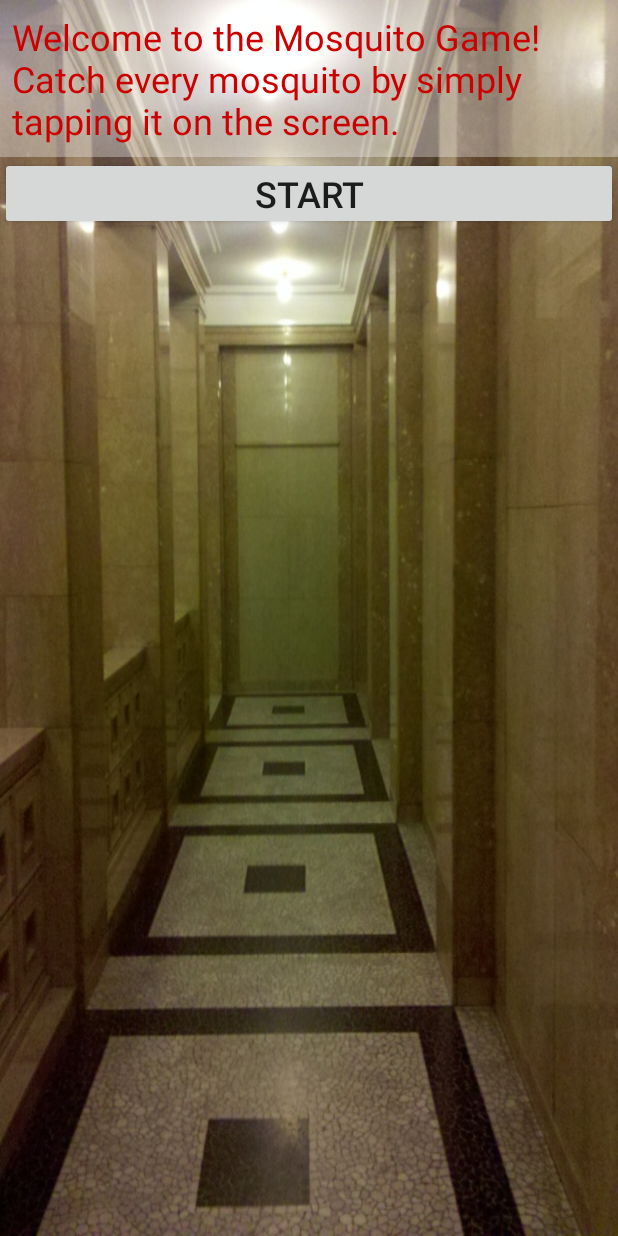
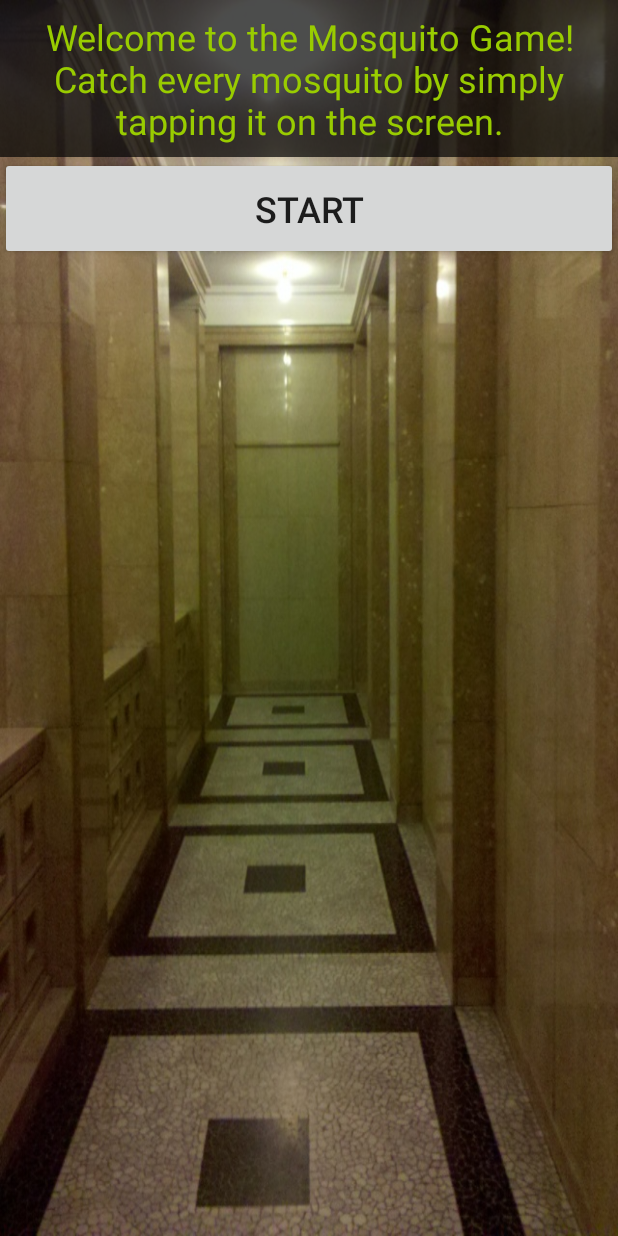
Before and after one commit to greenorca/M335_MossiGame, an Android app: the layout activity_main.xml on its own in the app's theme, with its tools: preview values and no code run, on a phone screen of 412 x 824 dp. Run offline under Robolectric (Android 15) with nearby library versions, the phone set to English and light mode, and no system bars.

Commit message:
Added gameLogic, including decremntTime, Handler, hideMosquitos

```diff
--- a/app/src/main/java/com/example/sven/m335_mossigame_block05/GameActivity.java
+++ b/app/src/main/java/com/example/sven/m335_mossigame_block05/GameActivity.java
@@ -1,24 +1,29 @@
 package com.example.sven.m335_mossigame_block05;
 
+import android.app.Dialog;
 import android.os.Handler;
 import android.support.v7.app.AppCompatActivity;
 import android.os.Bundle;
 import android.util.Log;
-import android.view.Gravity;
 import android.view.View;
 import android.view.ViewGroup;
 import android.widget.Button;
 import android.widget.FrameLayout;
 import android.widget.ImageView;
 import android.widget.TextView;
+import android.widget.Toast;
 
 import java.util.Date;
 import java.util.Random;
 
-public class GameActivity extends AppCompatActivity implements View.OnClickListener {
+public class GameActivity extends AppCompatActivity implements View.OnClickListener, Runnable {
 
-    int timeRemaining;
-    int mosquitos;
+    private static final String LOGTAG = "GameActivity";
+    private static final int LEVEL_TIME = 60;
+    public static final int MOSSI_LIFTIME = 2000;
+    double timeRemaining;
+    final int TIMESLOT = 100;
+    int mosquitos, mosquitosCreated;
     int mosquitosCatched;
     int level;
     int score;
@@ -27,13 +32,18 @@ public class GameActivity extends AppCompatActivity implements View.OnClickListe
             txtMossisCatched;
 
     Random random;
-    FrameLayout barTime;
+    Handler handler;
+    FrameLayout barTime, barMossis;
     ViewGroup gameZone;
     Date tStart;
+    boolean isActive;
+
 
     private void startGame(){
         level = 0;
         score = 0;
+        isActive = true;
+        random = new Random();
         startLevel();
     }
 
@@ -41,10 +51,54 @@ public class GameActivity extends AppCompatActivity implements View.OnClickListe
         mosquitosCatched = 0;
         level = level+1;
         mosquitos = level * 10;
-        timeRemaining = 60;
+        timeRemaining = LEVEL_TIME;
         tStart = new Date();
         refreshScreen();
-        //showMosquito();
+        mosquitosCreated = 0;
+        handler.postDelayed(this, TIMESLOT);
+    }
+
+    private void decrementTime(){
+        timeRemaining = LEVEL_TIME - (new Date().getTime() - tStart.getTime())/1000;
+        //Log.d(LOGTAG, "timeRemaining: " + timeRemaining);
+
+        if (!showGameFinished()) {
+            if (!levelFinished()) {
+                double pMossisToShow = 1.50 * mosquitos /(LEVEL_TIME * 1000/TIMESLOT);
+                if (random.nextDouble() < pMossisToShow) {
+                    showMosquito();
+                    mosquitosCreated++;
+                }
+
+                hideMossis();
+                refreshScreen();
+                handler.postDelayed(this, TIMESLOT);
+
+            }
+            else {
+                startLevel();
+            }
+        }
+    }
+
+    private boolean levelFinished(){
+        return (mosquitosCatched>=mosquitos && timeRemaining>=0);
+    }
+
+    /**
+     * displays a small GameOver screen
+     * @return
+     */
+    private boolean showGameFinished(){
+        if (timeRemaining==0){
+            Dialog dialog = new Dialog(this, android.R.style.Theme_Translucent_NoTitleBar_Fullscreen);
+            dialog.setContentView(R.layout.game_over);
+            dialog.show();
+            Toast.makeText(this, String.valueOf(mosquitosCreated), Toast.LENGTH_LONG).show();
+            isActive = false;
+            return true;
+        }
+        return false;
     }
 
     @Override
@@ -53,12 +107,13 @@ public class GameActivity extends AppCompatActivity implements View.OnClickListe
         setContentView(R.layout.activity_game);
         // init textView variables
         random = new Random();
-
+        handler = new Handler();
         txtLevel = (TextView)findViewById(R.id.txtViewLevel);
         txtScore = (TextView) findViewById(R.id.txtViewScore);
         txtMossisCatched = (TextView) findViewById(R.id.textViewCatches);
         txtTimeRemaining = (TextView) findViewById(R.id.textViewTimeLeft);
         barTime = (FrameLayout)findViewById(R.id.bar_time);
+        barMossis = (FrameLayout)findViewById(R.id.bar_catches);
         gameZone = (ViewGroup)findViewById(R.id.gameZone);
 
         Button showMossiBtn = (Button) findViewById(R.id.buttonShowMossi);
@@ -81,16 +136,23 @@ public class GameActivity extends AppCompatActivity implements View.OnClickListe
 
         txtLevel.setText(Integer.toString(level));
         txtScore.setText(Integer.toString(score));
-        txtTimeRemaining.setText(Integer.toString(timeRemaining));
+        txtTimeRemaining.setText(Integer.toString((int)timeRemaining));
         txtMossisCatched.setText(Integer.toString(mosquitosCatched));
 
         ViewGroup.LayoutParams params = barTime.getLayoutParams();
         int fullWidth = gameZone.getMeasuredWidth();
         int dTime = (int)(new Date().getTime() - tStart.getTime())/1000;
-        params.width = fullWidth / 60 * (60 - dTime);
+        params.width = fullWidth / LEVEL_TIME * (LEVEL_TIME - dTime);
+
+        params = barMossis.getLayoutParams();
+        params.width = fullWidth / mosquitos * (mosquitosCatched);
+
 
     }
 
+    /**
+     * create and show new mosquito
+     */
     private void showMosquito(){
         gameZone = (ViewGroup)findViewById(R.id.gameZone);
         int width = gameZone.getMeasuredWidth();
@@ -103,6 +165,7 @@ public class GameActivity extends AppCompatActivity implements View.OnClickListe
         //neuen imageView für mossi anlegen
         ImageView newMossi = new ImageView(this);
         newMossi.setImageResource(R.drawable.mosquito);
+        newMossi.setTag(R.id.bday,new Date());
 
         FrameLayout.LayoutParams params =
                 new FrameLayout.LayoutParams(mossiSize, mossiSize);
@@ -114,6 +177,24 @@ public class GameActivity extends AppCompatActivity implements View.OnClickListe
 
     }
 
+    /**
+     * hide mosquitos past their live time
+     */
+    private void hideMossis(){
+        int currentIndex = 0;
+        while (currentIndex < gameZone.getChildCount()){
+            ImageView currentMossi = (ImageView)gameZone.getChildAt(currentIndex);
+            Date bday = (Date)(currentMossi.getTag(R.id.bday));
+            if (new Date().getTime()-bday.getTime() > MOSSI_LIFTIME+500) {
+                gameZone.removeView(currentMossi);
+            } else if (new Date().getTime()-bday.getTime() > MOSSI_LIFTIME &&
+                    currentMossi.hasOnClickListeners()){
+                gameZone.removeView(currentMossi);
+            } else {
+                currentIndex++;
+            }
+        }
+    }
 
     /**
      * Called when a view has been clicked.
@@ -125,7 +206,24 @@ public class GameActivity extends AppCompatActivity implements View.OnClickListe
         ImageView mossi = (ImageView)v;
         score += 100;
         mosquitosCatched++;
-        gameZone.removeView(v);
-        refreshScreen();
+        mossi.setImageResource(R.drawable.mosquito_hit);
+        mossi.setOnClickListener(null);
+        //refreshScreen();
+    }
+
+    /**
+     * When an object implementing interface <code>Runnable</code> is used
+     * to create a thread, starting the thread causes the object's
+     * <code>run</code> method to be called in that separately executing
+     * thread.
+     * <p>
+     * The general contract of the method <code>run</code> is that it may
+     * take any action whatsoever.
+     *
+     * @see Thread#run()
+     */
+    @Override
+    public void run() {
+        decrementTime();
     }
 }
--- a/app/src/main/res/layout/activity_main.xml
+++ b/app/src/main/res/layout/activity_main.xml
@@ -12,10 +12,11 @@
         android:id="@+id/textView"
         android:layout_width="match_parent"
         android:layout_height="wrap_content"
-        android:background="@color/semiTransparentWhite"
+        android:background="@color/semiTransparentBlack"
         android:padding="8dp"
-        android:text="Welcome to the Mosquito Game! Catch every mosquito by simply tapping it on the screen. "
-        android:textColor="@android:color/holo_red_dark"
+        android:text="@string/intro_txt"
+        android:textAlignment="center"
+        android:textColor="@android:color/holo_green_light"
         android:textSize="24sp"
         app:layout_constraintBottom_toBottomOf="parent"
         app:layout_constraintLeft_toLeftOf="parent"
@@ -26,7 +27,7 @@
         android:id="@+id/button"
         android:layout_width="match_parent"
         android:layout_height="wrap_content"
-        android:padding="8dp"
+        android:padding="18dp"
         android:text="Start"
         android:textSize="24sp" />
 
--- a/app/src/main/res/values/colors.xml
+++ b/app/src/main/res/values/colors.xml
@@ -5,4 +5,5 @@
     <color name="colorAccent">#FF4081</color>
     <color name="semiTransparentWhite">#55ffffff</color>
     <color name="colorProgress">#6e2020</color>
+    <color name="semiTransparentBlack">#b4040404</color>
 </resources>
--- a/app/src/main/res/values/strings.xml
+++ b/app/src/main/res/values/strings.xml
@@ -5,4 +5,5 @@
     <string name="score">Score</string>
     <string name="time">Time</string>
     <string name="catches">Catches</string>
+    <string name="intro_txt">Welcome to the Mosquito Game! Catch every mosquito by simply tapping it on the screen.</string>
 </resources>
```
Also changed, not shown: app/src/main/res/layout/game_over.xml (added, +13 -0 lines), app/src/main/res/drawable/mosquito_hit.png (added).
